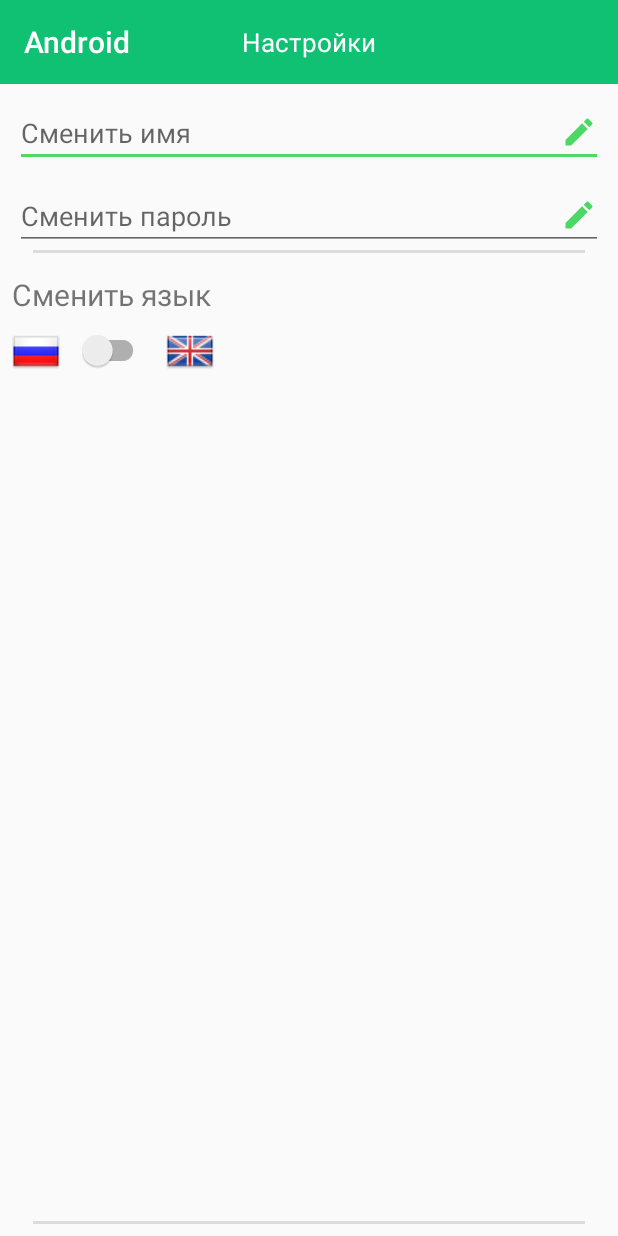
After one commit to IIMullahmetov/FootballManagement, an Android app: the SettingsActivity screen opened directly, with no data from a screen before it, on a phone screen of 412 x 824 dp. The commit adds this screen. Run offline under Robolectric (Android 15) with nearby library versions, the phone set to English and light mode, and no system bars.

Commit message:
Authorization and Settings layouts

```diff
--- a/Android/app/build.gradle
+++ b/Android/app/build.gradle
@@ -23,6 +23,7 @@ dependencies {
     implementation fileTree(include: ['*.jar'], dir: 'libs')
     implementation 'com.android.support:appcompat-v7:27.1.0'
     implementation 'com.android.support.constraint:constraint-layout:1.0.2'
+    implementation 'com.android.support:design:27.1.0'
     testImplementation 'junit:junit:4.12'
     androidTestImplementation 'com.android.support.test:runner:1.0.1'
     androidTestImplementation 'com.android.support.test.espresso:espresso-core:3.0.1'
--- /dev/null
+++ b/Android/app/src/main/java/ru/kpfu/itis/android/activities/SettingsActivity.java
@@ -0,0 +1,22 @@
+package ru.kpfu.itis.android.activities;
+
+import android.support.v7.app.AppCompatActivity;
+import android.os.Bundle;
+import android.support.v7.widget.Toolbar;
+import android.widget.TextView;
+
+import ru.kpfu.itis.android.R;
+
+public class SettingsActivity extends AppCompatActivity {
+
+    @Override
+    protected void onCreate(Bundle savedInstanceState) {
+        super.onCreate(savedInstanceState);
+        setContentView(R.layout.activity_settings);
+
+        Toolbar myToolbar = findViewById(R.id.my_toolbar);
+        TextView title = myToolbar.findViewById(R.id.toolbar_title);
+        title.setText("Настройки");
+        setSupportActionBar(myToolbar);
+    }
+}
--- /dev/null
+++ b/Android/app/src/main/res/drawable/ic_edit.xml
@@ -0,0 +1,5 @@
+<vector android:height="24dp" android:tint="#4CD864"
+    android:viewportHeight="24.0" android:viewportWidth="24.0"
+    android:width="24dp" xmlns:android="http://schemas.android.com/apk/res/android">
+    <path android:fillColor="#FF000000" android:pathData="M3,17.25V21h3.75L17.81,9.94l-3.75,-3.75L3,17.25zM20.71,7.04c0.39,-0.39 0.39,-1.02 0,-1.41l-2.34,-2.34c-0.39,-0.39 -1.02,-0.39 -1.41,0l-1.83,1.83 3.75,3.75 1.83,-1.83z"/>
+</vector>
--- a/Android/app/src/main/res/layout/activity_main.xml
+++ b/Android/app/src/main/res/layout/activity_main.xml
@@ -5,7 +5,7 @@
     xmlns:app="http://schemas.android.com/apk/res-auto"
     android:layout_width="match_parent"
     android:layout_height="match_parent"
-    tools:context=".MainActivity">
+    tools:context=".activities.MainActivity">
 
     <TextView
         android:layout_width="wrap_content"
--- /dev/null
+++ b/Android/app/src/main/res/layout/activity_settings.xml
@@ -0,0 +1,110 @@
+<?xml version="1.0" encoding="utf-8"?>
+<android.support.constraint.ConstraintLayout xmlns:android="http://schemas.android.com/apk/res/android"
+    xmlns:app="http://schemas.android.com/apk/res-auto"
+    xmlns:tools="http://schemas.android.com/tools"
+    android:layout_width="match_parent"
+    android:layout_height="match_parent"
+    tools:context=".activities.SettingsActivity">
+
+
+    <include
+        android:id="@+id/include"
+        layout="@layout/toolbar" />
+
+
+
+    <EditText
+        android:drawableEnd="@drawable/ic_edit"
+        android:hint="Сменить имя"
+        android:id="@+id/change_name"
+        style="@style/Base.V7.Widget.AppCompat.EditText"
+        android:layout_width="match_parent"
+        android:layout_height="wrap_content"
+        android:layout_margin="10dp"
+        app:layout_constraintTop_toBottomOf="@+id/include" />
+
+    <EditText
+        android:hint="Сменить пароль"
+        android:id="@+id/change_password"
+        android:drawableEnd="@drawable/ic_edit"
+        style="@style/Base.V7.Widget.AppCompat.EditText"
+        android:layout_width="match_parent"
+        android:layout_height="wrap_content"
+        android:layout_margin="10dp"
+        app:layout_constraintTop_toBottomOf="@+id/change_name" />
+
+    <View
+        android:id="@+id/divider1"
+        android:layout_width="368dp"
+        android:layout_height="2dp"
+        android:layout_marginBottom="8dp"
+        android:background="?android:attr/listDivider"
+        app:layout_constraintBottom_toBottomOf="parent"
+        app:layout_constraintEnd_toEndOf="parent"
+        app:layout_constraintStart_toStartOf="parent"
+        app:layout_constraintTop_toBottomOf="@+id/change_password"
+        app:layout_constraintVertical_bias="0.0" />
+
+
+    <TextView
+        android:id="@+id/textView"
+        android:layout_width="wrap_content"
+        android:layout_height="wrap_content"
+        android:layout_marginEnd="8dp"
+        android:layout_marginStart="8dp"
+        android:layout_marginTop="16dp"
+        android:text="Сменить язык"
+        android:textSize="20sp"
+        app:layout_constraintEnd_toEndOf="parent"
+        app:layout_constraintHorizontal_bias="0.0"
+        app:layout_constraintStart_toStartOf="parent"
+        app:layout_constraintTop_toBottomOf="@+id/change_password" />
+
+    <LinearLayout
+        android:layout_width="match_parent"
+        android:layout_height="wrap_content"
+        android:layout_marginStart="8dp"
+        android:layout_marginTop="8dp"
+        app:layout_constraintEnd_toEndOf="parent"
+        app:layout_constraintStart_toStartOf="parent"
+        app:layout_constraintTop_toBottomOf="@+id/textView">
+
+        <ImageView
+
+            android:layout_width="wrap_content"
+            android:layout_height="wrap_content"
+            android:src="@drawable/russia" />
+
+        <android.support.v7.widget.SwitchCompat
+            android:id="@+id/switchCompat"
+            android:layout_width="wrap_content"
+            android:layout_height="wrap_content"
+            android:layout_gravity="center"
+            android:layout_marginEnd="8dp"
+            android:layout_marginStart="8dp"
+            android:padding="3dp" />
+
+        <ImageView
+
+            android:layout_width="wrap_content"
+            android:layout_height="wrap_content"
+            android:adjustViewBounds="true"
+            android:src="@drawable/britain" />
+
+
+    </LinearLayout>
+
+    <View
+        android:id="@+id/divider2"
+        android:layout_width="368dp"
+        android:layout_height="2dp"
+        android:layout_marginBottom="8dp"
+        android:background="?android:attr/listDivider"
+        app:layout_constraintBottom_toBottomOf="parent"
+        app:layout_constraintEnd_toEndOf="parent"
+        app:layout_constraintStart_toStartOf="parent"
+        app:layout_constraintTop_toBottomOf="@+id/switchCompat"
+        app:layout_constraintVertical_bias="0.0" />
+
+
+</android.support.constraint.ConstraintLayout>
--- /dev/null
+++ b/Android/app/src/main/res/layout/toolbar.xml
@@ -0,0 +1,31 @@
+<?xml version="1.0" encoding="utf-8"?>
+<LinearLayout xmlns:android="http://schemas.android.com/apk/res/android"
+    xmlns:app="http://schemas.android.com/apk/res-auto"
+    android:layout_width="match_parent"
+    android:layout_height="?attr/actionBarSize"
+    android:theme="@style/ThemeOverlay.AppCompat.Dark"
+    android:orientation="vertical">
+
+    <android.support.v7.widget.Toolbar
+        android:id="@+id/my_toolbar"
+        android:layout_width="match_parent"
+
+        android:layout_height="?attr/actionBarSize"
+        android:background="#10C073"
+        android:elevation="4dp"
+        android:theme="@style/ThemeOverlay.AppCompat.ActionBar"
+        app:popupTheme="@style/ThemeOverlay.AppCompat.Light"
+        app:title="">
+
+        <TextView
+            android:id="@+id/toolbar_title"
+            android:layout_width="wrap_content"
+            android:layout_height="wrap_content"
+            android:layout_gravity="center"
+            android:text=""
+            android:textColor="#ffffff"
+            android:textSize="17sp" />
+
+    </android.support.v7.widget.Toolbar>
+
+</LinearLayout>
--- a/Android/app/src/main/res/values/colors.xml
+++ b/Android/app/src/main/res/values/colors.xml
@@ -1,6 +1,6 @@
 <?xml version="1.0" encoding="utf-8"?>
 <resources>
-    <color name="colorPrimary">#3F51B5</color>
-    <color name="colorPrimaryDark">#303F9F</color>
-    <color name="colorAccent">#FF4081</color>
+    <color name="colorPrimary">#5DDA94</color>
+    <color name="colorPrimaryDark">#10C073</color>
+    <color name="colorAccent">#4cd964</color>
 </resources>
--- a/Android/app/src/main/res/values/styles.xml
+++ b/Android/app/src/main/res/values/styles.xml
@@ -1,11 +1,16 @@
 <resources>
 
-    <!-- Base application theme. -->
-    <style name="AppTheme" parent="Theme.AppCompat.Light.DarkActionBar">
+    <style name="AppTheme" parent="Theme.AppCompat.Light.NoActionBar">
         <!-- Customize your theme here. -->
         <item name="colorPrimary">@color/colorPrimary</item>
         <item name="colorPrimaryDark">@color/colorPrimaryDark</item>
         <item name="colorAccent">@color/colorAccent</item>
+        <item name="windowNoTitle">true</item>
+        <item name="android:windowContentOverlay">@null</item>
     </style>
 
+    <style name="AppTheme.NoActionBar">
+        <item name="windowActionBar">false</item>
+        <item name="windowNoTitle">true</item>
+    </style>
 </resources>
```
Also changed, not shown: Android/app/src/main/AndroidManifest.xml (+5 -3 lines), Android/app/src/main/java/ru/kpfu/itis/android/activities/AuthActivity.java (renamed from Android/app/src/main/java/ru/kpfu/itis/android/MainActivity.java, +5 -3 lines), Android/app/src/main/java/ru/kpfu/itis/android/activities/MainActivity.java (added, +16 -0 lines), Android/app/src/main/res/layout/activity_auth.xml (added, +114 -0 lines), Android/app/src/main/res/drawable/britain.png (added), Android/app/src/main/res/drawable/russia.png (added).
